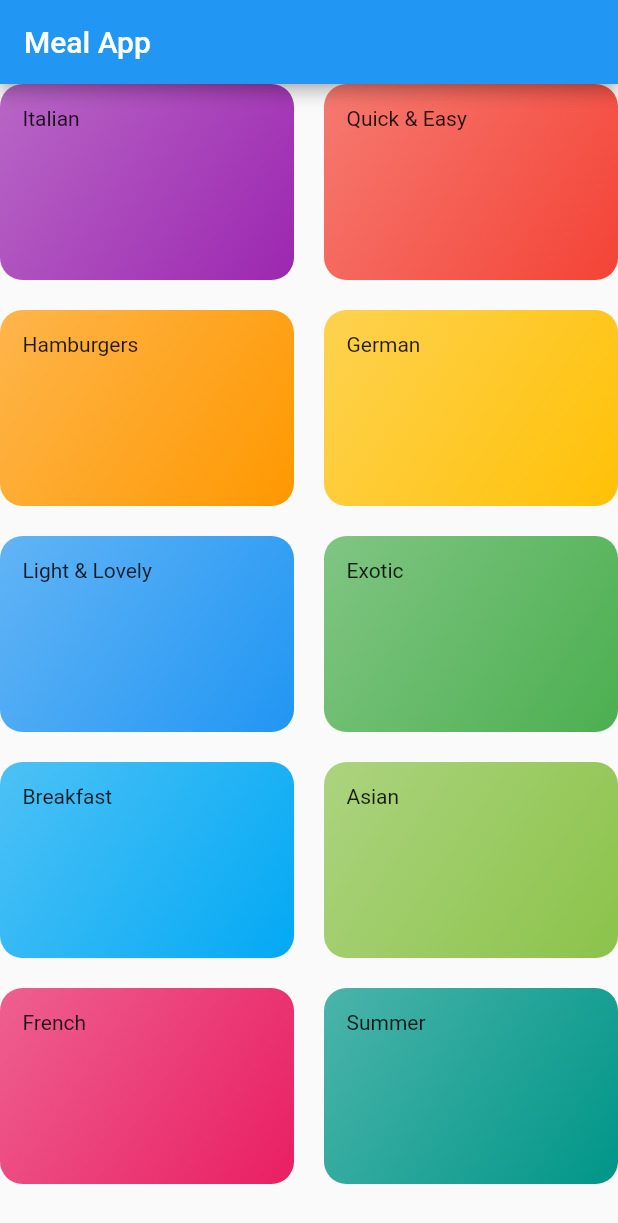
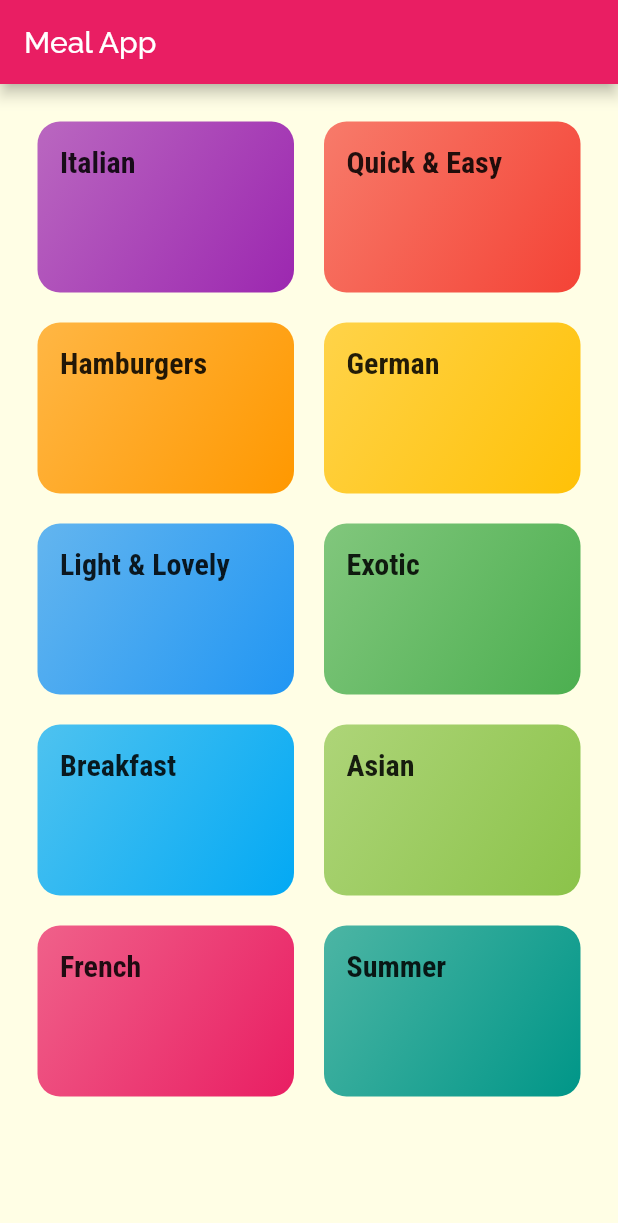
Before and after one commit to thomasbonnet12/meal_app_flutter, a Flutter app: the screen it shows after launch, on a phone screen of 412 x 824 dp. Shown: the top 1223 px of the screen. Run offline on Flutter 3.47's test engine with Material 2 defaults, Android fonts, the phone set to English and light mode, and no system bars.

Commit message:
font added. theme created in main.dart

```diff
--- a/lib/categories_screen.dart
+++ b/lib/categories_screen.dart
@@ -12,6 +12,7 @@ class CategoriesScreen extends StatelessWidget {
         title: const Text('Meal App'),
       ),
       body: GridView(
+        padding: const EdgeInsets.all(25),
         children: DUMMY_CATEGORIES
             .map((catData) => CategoryItem(catData.title, catData.color))
             .toList(),
--- a/lib/category_item.dart
+++ b/lib/category_item.dart
@@ -10,7 +10,7 @@ class CategoryItem extends StatelessWidget {
   Widget build(BuildContext context) {
     return Container(
       padding: const EdgeInsets.all(15),
-      child: Text(title),
+      child: Text(title, style: Theme.of(context).textTheme.headline6),
       decoration: BoxDecoration(
           gradient: LinearGradient(
             colors: [
--- a/lib/main.dart
+++ b/lib/main.dart
@@ -10,7 +10,18 @@ class MyApp extends StatelessWidget {
       debugShowCheckedModeBanner: false,
       title: 'DeliMeals',
       theme: ThemeData(
-        primarySwatch: Colors.blue,
+        primarySwatch: Colors.pink,
+        accentColor: Colors.amber,
+        canvasColor: Color.fromRGBO(255, 254, 229, 1),
+        fontFamily: 'Raleway',
+        textTheme: ThemeData.light().textTheme.copyWith(
+              bodyText2: TextStyle(color: Color.fromRGBO(20, 51, 51, 1)),
+              headline6: TextStyle(
+                fontSize: 20,
+                fontFamily: 'RobotoCondensed',
+                fontWeight: FontWeight.bold,
+              ),
+            ),
       ),
       home: CategoriesScreen(),
     );
```
Also changed, not shown: pubspec.yaml (+17 -6 lines), assets/Raleway-Black.ttf (added), assets/Raleway-Bold.ttf (added), assets/Raleway-Regular.ttf (added), assets/RobotoCondensed-Bold.ttf (added), assets/RobotoCondensed-Italic.ttf (added), assets/RobotoCondensed-Light.ttf (added), assets/RobotoCondensed-Regular.ttf (added).
